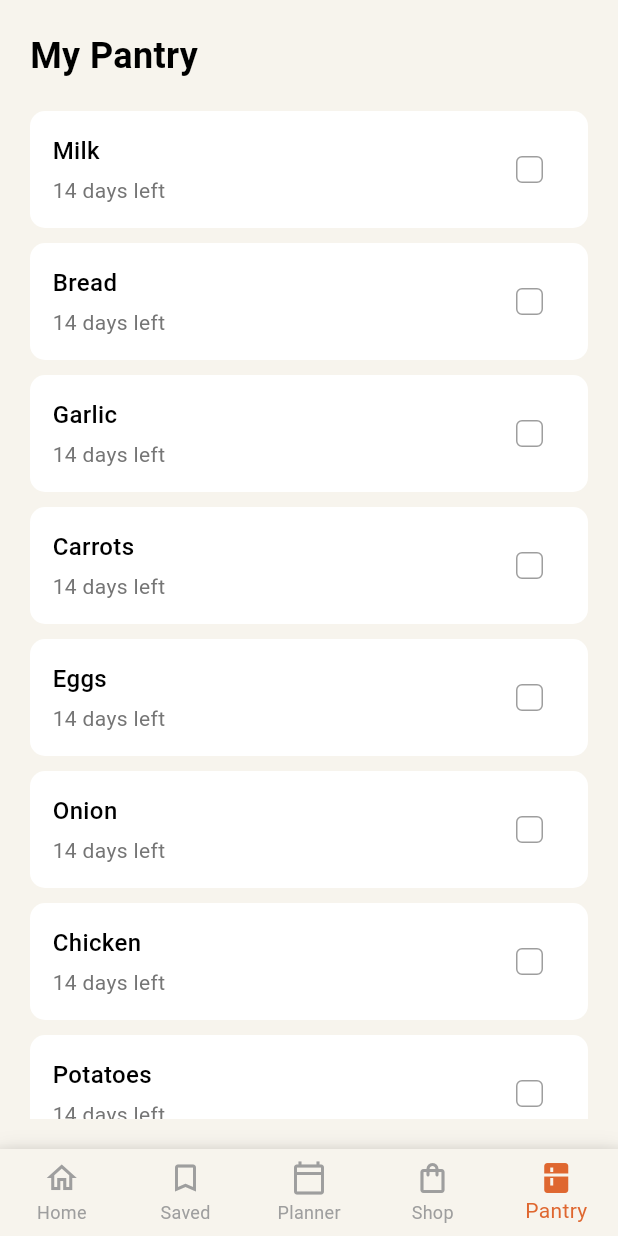
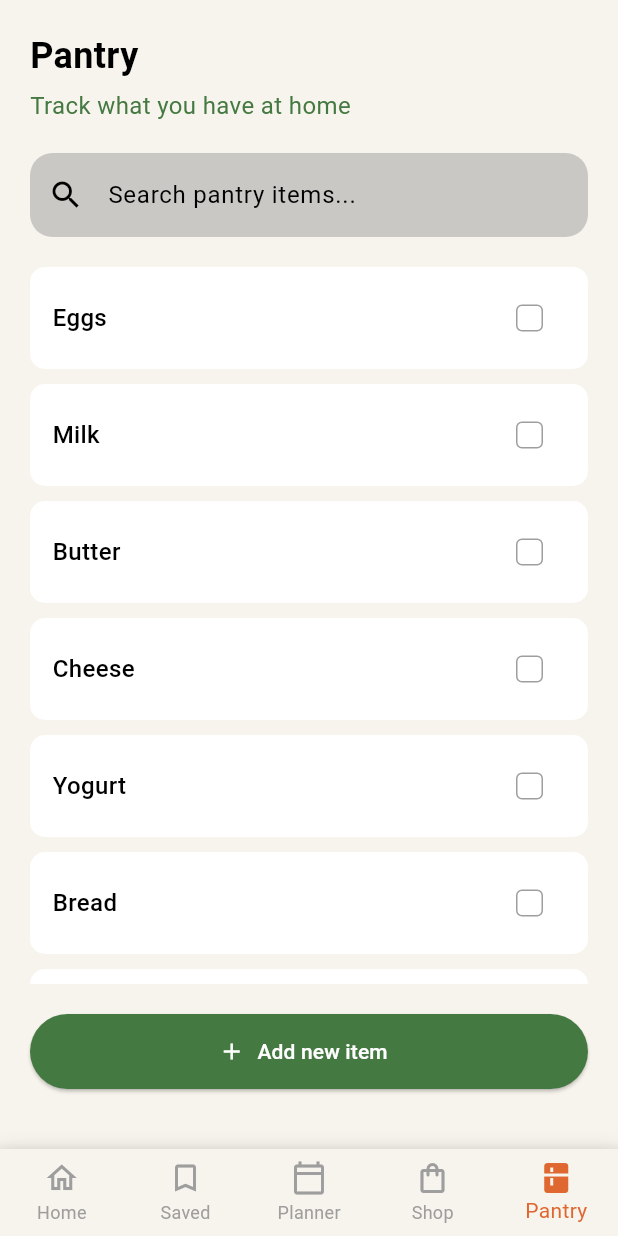
Before and after one commit to KennyTangg/Homii, a Flutter app: the HomeScreen screen opened directly, item 5 of the bottom bar chosen, on a phone screen of 412 x 824 dp. Run offline on Flutter 3.47's test engine with Material 3 defaults, Android fonts, the phone set to English and light mode, and no system bars; our stand-ins replace device_preview.

Commit message:
Add dark mode to the rest of the home screen

```diff
--- a/lib/screens/home/home_screen.dart
+++ b/lib/screens/home/home_screen.dart
@@ -37,14 +37,16 @@ class _HomeScreenState extends State<HomeScreen> {
 
   @override
   Widget build(BuildContext context) {
+    final colorScheme = Theme.of(context).colorScheme;
+
     return Scaffold(
-      backgroundColor: Theme.of(context).colorScheme.surface,
+      backgroundColor: colorScheme.surface,
       body: _getCurrentPage(),
       bottomNavigationBar: Container(
         decoration: BoxDecoration(
           boxShadow: [
             BoxShadow(
-              color: Theme.of(context).colorScheme.onSurface.withOpacity(0.1),
+              color: colorScheme.onSurface.withOpacity(0.1),
               blurRadius: 10,
             ),
           ],
@@ -53,10 +55,10 @@ class _HomeScreenState extends State<HomeScreen> {
           currentIndex: _selectedIndex,
           onTap: _onItemTapped,
           type: BottomNavigationBarType.fixed,
-          backgroundColor: Theme.of(context).colorScheme.surface,
-          selectedItemColor: Theme.of(context).colorScheme.secondary,
+          backgroundColor: colorScheme.surface,
+          selectedItemColor: colorScheme.secondary,
           unselectedItemColor: Colors.grey,
-          items: [
+          items: const [
             BottomNavigationBarItem(
               icon: Icon(Icons.home_outlined),
               activeIcon: Icon(Icons.home),
@@ -89,6 +91,8 @@ class _HomeScreenState extends State<HomeScreen> {
   }
 
   Widget _buildHomeContent() {
+    final colorScheme = Theme.of(context).colorScheme;
+
     return SafeArea(
       child: Padding(
         padding: const EdgeInsets.all(20.0),
@@ -100,9 +104,9 @@ class _HomeScreenState extends State<HomeScreen> {
               children: [
                 Row(
                   children: [
-                    const CircleAvatar(
-                      backgroundColor: Colors.green,
-                      child: Icon(Icons.person, color: Colors.white),
+                    CircleAvatar(
+                      backgroundColor: colorScheme.primary,
+                      child: const Icon(Icons.person, color: Colors.white),
                     ),
                     const SizedBox(width: 10),
                     Column(
@@ -136,7 +140,7 @@ class _HomeScreenState extends State<HomeScreen> {
                   borderSide: BorderSide.none,
                 ),
                 filled: true,
-                fillColor: Theme.of(context).colorScheme.outline,
+                fillColor: colorScheme.outline.withOpacity(0.2),
               ),
             ),
             const SizedBox(height: 30),
@@ -189,15 +193,17 @@ class _HomeScreenState extends State<HomeScreen> {
   }
 
   Widget _buildRecipeCard(String title, String time, String calories, String author) {
+    final colorScheme = Theme.of(context).colorScheme;
+
     return Container(
       width: 200,
       margin: const EdgeInsets.only(right: 15),
       decoration: BoxDecoration(
-        color: Theme.of(context).colorScheme.onPrimary,
+        color: colorScheme.onPrimary,
         borderRadius: BorderRadius.circular(15),
         boxShadow: [
           BoxShadow(
-            color: Theme.of(context).colorScheme.onSurface.withOpacity(0.1),
+            color: colorScheme.onSurface.withOpacity(0.1),
             blurRadius: 5,
             offset: const Offset(0, 2),
           ),
@@ -229,9 +235,9 @@ class _HomeScreenState extends State<HomeScreen> {
               children: [
                 Text(title, style: const TextStyle(fontWeight: FontWeight.bold), maxLines: 2, overflow: TextOverflow.ellipsis),
                 const SizedBox(height: 5),
-                Text('$time · $calories', style: TextStyle(color: Theme.of(context).colorScheme.outline, fontSize: 12)),
+                Text('$time · $calories', style: TextStyle(color: colorScheme.outline, fontSize: 12)),
                 const SizedBox(height: 5),
-                Text(author, style: TextStyle(color: Theme.of(context).colorScheme.outline, fontSize: 12)),
+                Text(author, style: TextStyle(color: colorScheme.outline, fontSize: 12)),
               ],
             ),
           ),
--- a/lib/screens/home/pantry_screen.dart
+++ b/lib/screens/home/pantry_screen.dart
@@ -8,23 +8,28 @@ class PantryScreen extends StatefulWidget {
 }
 
 class _PantryScreenState extends State<PantryScreen> {
-  // Map to track checked state of each item
   final Map<String, bool> _checkedItems = {
+    'Eggs': false,
     'Milk': false,
+    'Butter': false,
+    'Cheese': false,
+    'Yogurt': false,
     'Bread': false,
-    'Garlic': false,
-    'Carrots': false,
-    'Eggs': false,
-    'Onion': false,
-    'Chicken': false,
-    'Potatoes': false,
-    'Butter': false,
+    'Rice': false,
+    'Pasta': false,
+    'Flour': false,
+    'Sugar': false,
+    'Salt': false,
+    'Pepper': false,
+    'Olive Oil': false,
   };
 
   @override
   Widget build(BuildContext context) {
+    final colorScheme = Theme.of(context).colorScheme;
+
     return Scaffold(
-      backgroundColor: Theme.of(context).colorScheme.surface,
+      backgroundColor: colorScheme.surface,
       body: SafeArea(
         child: Padding(
           padding: const EdgeInsets.all(20.0),
@@ -32,18 +37,55 @@ class _PantryScreenState extends State<PantryScreen> {
             crossAxisAlignment: CrossAxisAlignment.start,
             children: [
               const Text(
-                'My Pantry',
+                'Pantry',
                 style: TextStyle(
                   fontSize: 24,
                   fontWeight: FontWeight.bold,
                 ),
               ),
+              const SizedBox(height: 5),
+              Text(
+                'Track what you have at home',
+                style: TextStyle(
+                  color: colorScheme.primary,
+                  fontSize: 16,
+                ),
+              ),
+              const SizedBox(height: 20),
+              TextField(
+                decoration: InputDecoration(
+                  hintText: 'Search pantry items...',
+                  prefixIcon: const Icon(Icons.search),
+                  border: OutlineInputBorder(
+                    borderRadius: BorderRadius.circular(15),
+                    borderSide: BorderSide.none,
+                  ),
+                  filled: true,
+                  fillColor: colorScheme.outline.withOpacity(0.2),
+                ),
+              ),
               const SizedBox(height: 20),
               Expanded(
                 child: ListView(
-                  children: _checkedItems.entries.map((entry) {
-                    return _buildPantryItem(entry.key, '14 days left', entry.value);
+                  children: _checkedItems.keys.map((name) {
+                    return _buildPantryItem(name, _checkedItems[name]!);
                   }).toList(),
+                ),
+              ),
+              Padding(
+                padding: const EdgeInsets.symmetric(vertical: 20.0),
+                child: ElevatedButton.icon(
+                  onPressed: () {},
+                  icon: const Icon(Icons.add),
+                  label: const Text('Add new item'),
+                  style: ElevatedButton.styleFrom(
+                    backgroundColor: colorScheme.primary,
+                    foregroundColor: colorScheme.onPrimary,
+                    minimumSize: const Size(double.infinity, 50),
+                    shape: RoundedRectangleBorder(
+                      borderRadius: BorderRadius.circular(30),
+                    ),
+                  ),
                 ),
               ),
             ],
@@ -53,36 +95,26 @@ class _PantryScreenState extends State<PantryScreen> {
     );
   }
 
-  Widget _buildPantryItem(String name, String daysLeft, bool isChecked) {
+  Widget _buildPantryItem(String name, bool isChecked) {
+    final colorScheme = Theme.of(context).colorScheme;
+
     return Container(
       margin: const EdgeInsets.only(bottom: 10),
-      padding: const EdgeInsets.all(15),
+      padding: const EdgeInsets.symmetric(horizontal: 15, vertical: 10),
       decoration: BoxDecoration(
-        color: Colors.white,
+        color: colorScheme.onPrimary,
         borderRadius: BorderRadius.circular(10),
       ),
       child: Row(
         mainAxisAlignment: MainAxisAlignment.spaceBetween,
         children: [
-          Column(
-            crossAxisAlignment: CrossAxisAlignment.start,
-            children: [
-              Text(
-                name,
-                style: const TextStyle(
-                  fontSize: 16,
-                  fontWeight: FontWeight.w500,
-                ),
-              ),
-              const SizedBox(height: 5),
-              Text(
-                daysLeft,
-                style: TextStyle(
-                  color: Colors.grey[600],
-                  fontSize: 14,
-                ),
-              ),
-            ],
+          Text(
+            name,
+            style: TextStyle(
+              fontSize: 16,
+              fontWeight: FontWeight.w500,
+              color: colorScheme.onSurface,
+            ),
           ),
           Checkbox(
             value: isChecked,
@@ -93,7 +125,7 @@ class _PantryScreenState extends State<PantryScreen> {
             },
             fillColor: MaterialStateProperty.resolveWith<Color>((Set<MaterialState> states) {
               if (states.contains(MaterialState.selected)) {
-                return Theme.of(context).colorScheme.secondary; // Orange when checked
+                return colorScheme.secondary; // Use secondary color when checked
               }
               return Colors.transparent; // Transparent background when unchecked
             }),
```
Also changed, not shown: lib/screens/home/cart_screen.dart (+27 -21 lines), lib/screens/home/planner_screen.dart (+15 -10 lines), lib/screens/home/saved_recipes_screen.dart (+33 -15 lines), lib/screens/home/shop_screen.dart (+22 -17 lines).
